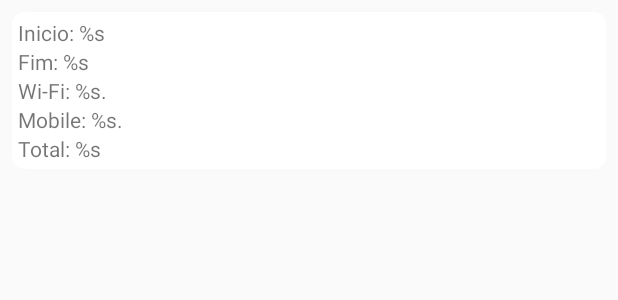
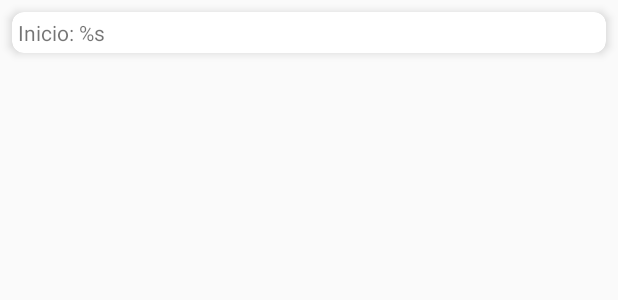
Before and after one commit to jeffersoncsilva/uni_sentiment, an Android app: the layout rc_element_netusage.xml on its own in the app's theme, with its tools: preview values and no code run, on a phone screen of 412 x 824 dp. Shown: the top 300 px of the screen. Run offline under Robolectric (Android 15) with nearby library versions, the phone set to English and light mode, and no system bars.

Commit message:
Implementado resultado final da activity.

```diff
--- a/app/src/main/java/com/projetos/redes/adapters/ResultadoFinalAdapter.java
+++ b/app/src/main/java/com/projetos/redes/adapters/ResultadoFinalAdapter.java
@@ -39,7 +39,7 @@ public class ResultadoFinalAdapter extends RecyclerView.Adapter<ResultadoFinalAd
     @Override
     public void onBindViewHolder(@NonNull FimAdapter h, int position) {
         ResultadoFinalLexico rf = data.get(position);
-        h.tx_sentimento.setText(rf.resultadoParaEnviar());
+        h.tx_sentimento.setText(rf.toString());
     }
 
     @Override
--- a/app/src/main/java/com/projetos/redes/task/CapturaDadosRedeTask.java
+++ b/app/src/main/java/com/projetos/redes/task/CapturaDadosRedeTask.java
@@ -53,7 +53,7 @@ public class CapturaDadosRedeTask {
         long fim = d.getTime();
         long wifi = buscador.pegarConsumoWiFi(inicio, fim);
         long mobile = buscador.pegarConsumoMobile(inicio, fim);
-        banco.insereIntervaloConsumoInternet(new ConsumoInternet( hora, mIni, mFim, wifi, mobile));
+        banco.insereIntervaloConsumoInternet(new ConsumoInternet( utilidadeData.pegarDataSemHoras(), hora, mIni, mFim, wifi, mobile));
     }
 
     // int hora, int minuto_inicial, int minuto_final, long wifi, long mobile
--- a/app/src/main/res/layout/rc_element_netusage.xml
+++ b/app/src/main/res/layout/rc_element_netusage.xml
@@ -19,26 +19,6 @@
         android:layout_width="match_parent"
         android:layout_height="wrap_content"
         android:text="@string/dt_inicio"/>
-    <TextView
-        android:id="@+id/tx_dt_fim"
-        android:layout_width="match_parent"
-        android:layout_height="wrap_content"
-        android:text="@string/dt_fim"/>
-    <TextView
-        android:id="@+id/tx_wifi"
-        android:layout_width="match_parent"
-        android:layout_height="wrap_content"
-        android:text="@string/tx_wifi"/>
-    <TextView
-        android:id="@+id/tx_mobile"
-        android:layout_width="match_parent"
-        android:layout_height="wrap_content"
-        android:text="@string/tx_mobile"/>
-    <TextView
-        android:id="@+id/tx_total"
-        android:layout_width="match_parent"
-        android:layout_height="wrap_content"
-        android:text="@string/tx_total"/>
 
 
 </LinearLayout>
```
Also changed, not shown: app/src/main/java/com/projetos/redes/activities/ResultadoFinalActivity.java (+20 -2 lines), app/src/main/java/com/projetos/redes/adapters/UsoDeInternetAdapter.java (+21 -10 lines), app/src/main/java/com/projetos/redes/bd/BancoDeDados.java (+23 -5 lines), app/src/main/java/com/projetos/redes/modelos/ConsumoInternet.java (+9 -4 lines), app/src/main/java/com/projetos/redes/modelos/ResultadoFinalLexico.java (+58 -0 lines).
